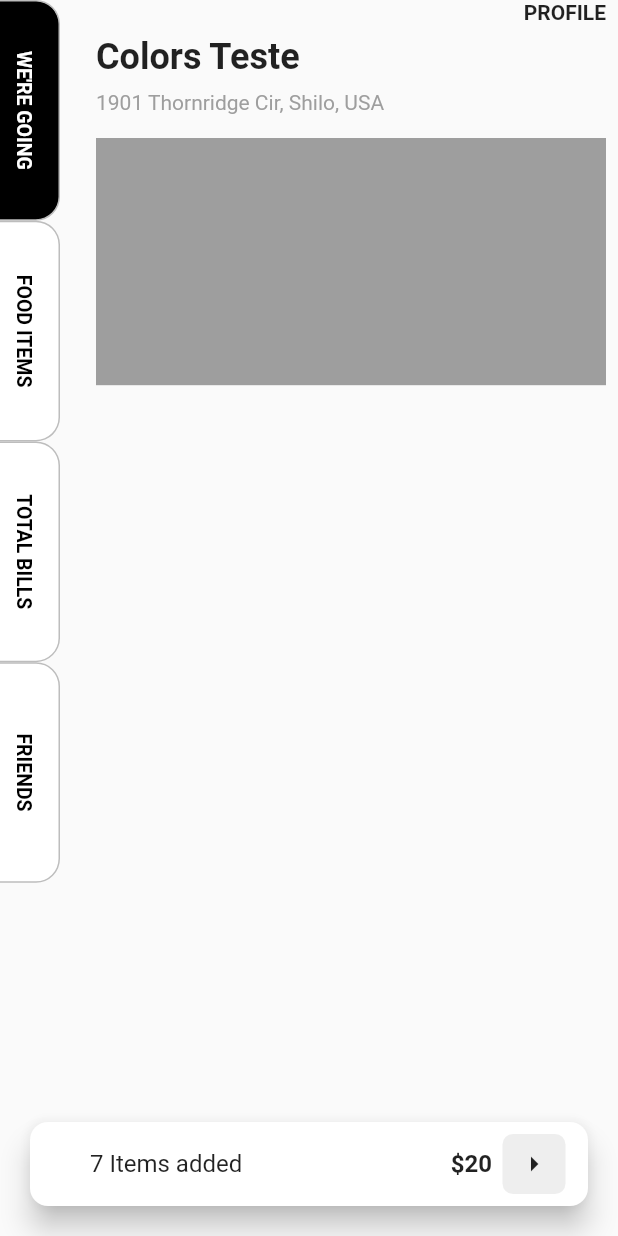
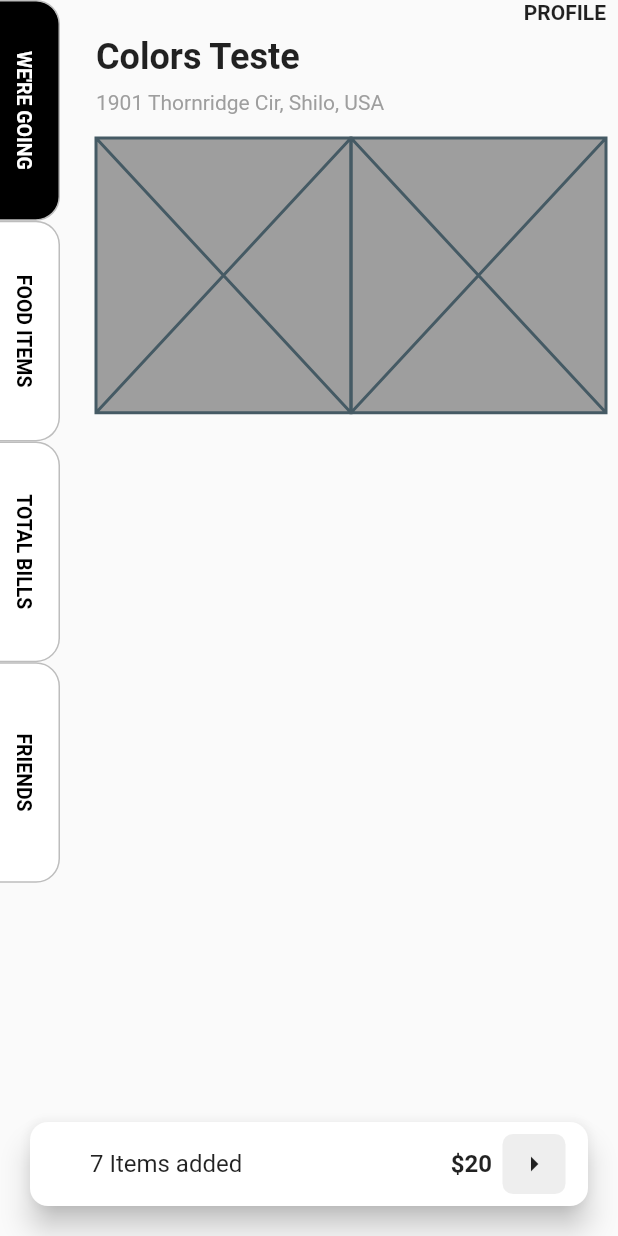
Before and after one commit to JAICHANGPARK/flutter_notebook_11th_story, a Flutter app: the screen it shows after launch, on a phone screen of 412 x 824 dp. Run offline on Flutter 3.47's test engine with Material 2 defaults, Android fonts, the phone set to English and light mode, and no system bars; our stand-ins replace backdrop, badges, flutter_inner_drawer, flutter_slidable, flutter_swiper, google_fonts.

Commit message:
Update food_bill_home_page.dart

```diff
--- a/lib/ep714_food_bill_app/ui/food_bill_home_page.dart
+++ b/lib/ep714_food_bill_app/ui/food_bill_home_page.dart
@@ -31,9 +31,15 @@ class _FoodBillHomePageState extends State<FoodBillHomePage> {
                     ),),
                     SizedBox(height: 16,),
                     Container(
-                      height: MediaQuery.of(context).size.height / 5,
+                      height: MediaQuery.of(context).size.height / 4.5,
                       width: double.infinity,
                       color: Colors.grey,
+                      child: Row(
+                        children: [
+                          Expanded(child: Placeholder()),
+                          Expanded(child: Placeholder()),
+                        ],
+                      ),
                     ),
                   ],
                 ),
```
